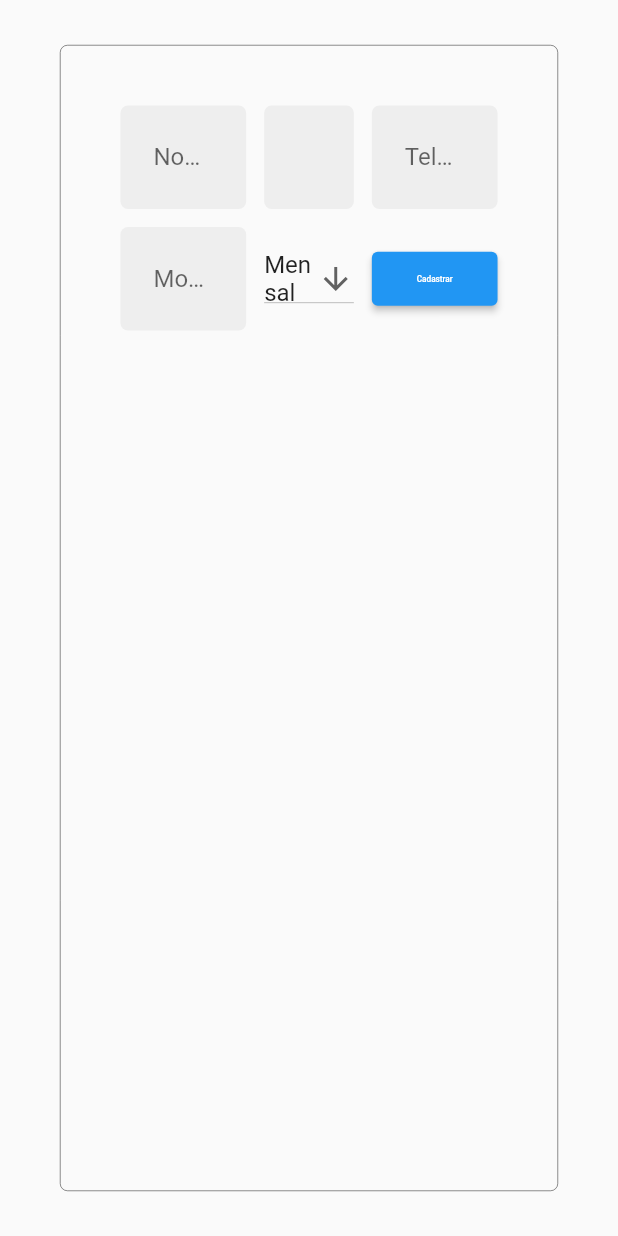
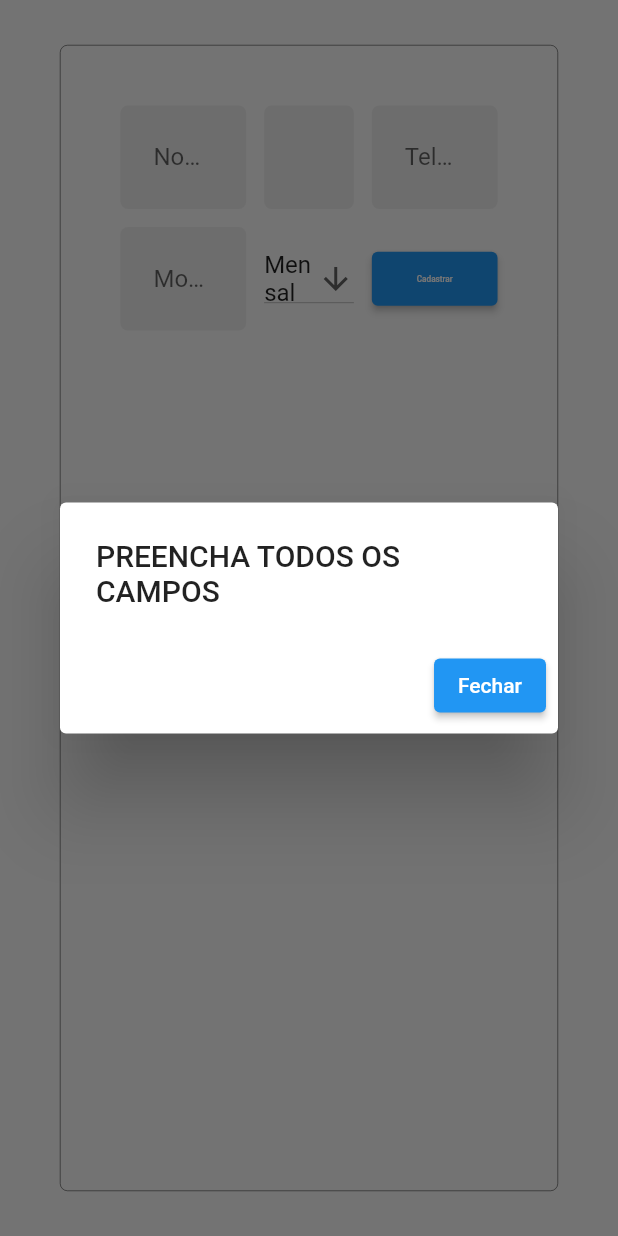
Before and after one commit to aplicativoibuild/ibuild_dash, a Flutter app: the NewSubscribersWidget widget shown alone on an empty page, opened directly, after a tap on "Cadastrar", on a phone screen of 412 x 824 dp. Run offline on Flutter 3.47's test engine with Material 2 defaults, Android fonts, the phone set to English and light mode, and no system bars; our stand-ins replace cloud_firestore, equatable, firebase_auth, firebase_core, fl_chart, mobx and 1 more; accounts and stored records are empty; generated files the repository leaves out were written again; network calls fail.

Commit message:
[Lo] Alteracoes

```diff
--- /dev/null
+++ b/lib/src/ui/external_subscribers/data/model/subscribers_model.dart
@@ -0,0 +1,43 @@
+import 'dart:developer';
+
+import 'package:cloud_firestore/cloud_firestore.dart';
+import 'package:equatable/equatable.dart';
+
+class SubscribersModel extends Equatable {
+  final String nome;
+  final String email;
+  final String modeloTelefone;
+  final String telefone;
+  final Timestamp? dataExpirar;
+
+  const SubscribersModel(
+      {required this.nome,
+      required this.email,
+      required this.modeloTelefone,
+      required this.telefone,
+      required this.dataExpirar});
+
+  factory SubscribersModel.fromJson(Map<String, dynamic> json) {
+    log(json.toString());
+    return SubscribersModel(
+      nome: json['nome'] ?? "",
+      email: json['email'] ?? "",
+      modeloTelefone: json['modeloTelefone'] ?? "",
+      telefone: json['telefone'] ?? "",
+      dataExpirar: json['dataExpirar'],
+    );
+  }
+
+  Map<String, dynamic> toJson() {
+    return {
+      "nome": nome,
+      "email": email,
+      "telefone": telefone,
+      "modeloTelefone": modeloTelefone,
+      "dataExpirar": dataExpirar
+    };
+  }
+
+  @override
+  List<Object?> get props => throw UnimplementedError();
+}
--- a/lib/src/ui/external_subscribers/presentation/widgets/cards/params/subscribers_cards_params.dart
+++ b/lib/src/ui/external_subscribers/presentation/widgets/cards/params/subscribers_cards_params.dart
@@ -12,7 +12,7 @@ class SubscribersCardParams extends Equatable {
   final String title;
 
   /// Titulo do Card
-  final String number;
+  final int number;
 
   /// Função ao clicar no Card
   final VoidCallback onTap;
--- a/lib/src/ui/external_subscribers/presentation/widgets/cards/subscribers_card_widget.dart
+++ b/lib/src/ui/external_subscribers/presentation/widgets/cards/subscribers_card_widget.dart
@@ -33,10 +33,10 @@ class _SubscribersCardWidgetState extends State<SubscribersCardWidget> {
                         TextStyle(fontSize: 4.sp, fontWeight: FontWeight.w500),
                   ),
                   if (widget.params.icon != null) ...[
-                    Icon(widget.params.icon, size: 80)
+                    Icon(widget.params.icon, size: 70)
                   ] else ...[
                     Text(
-                      widget.params.number,
+                      widget.params.number.toString(),
                       textAlign: TextAlign.center,
                       style: TextStyle(
                           fontSize: 7.sp, fontWeight: FontWeight.w500),
--- a/lib/src/ui/external_subscribers/presentation/widgets/new_subscribers/new_subscribers_widget.dart
+++ b/lib/src/ui/external_subscribers/presentation/widgets/new_subscribers/new_subscribers_widget.dart
@@ -1,6 +1,9 @@
+import 'package:cloud_firestore/cloud_firestore.dart';
 import 'package:flutter/material.dart';
 import 'package:sizer/sizer.dart';
 
+import '../../../data/model/subscribers_model.dart';
+import '../../../data/subscribers_datasource.dart';
 import '../subscribers_text_field_widget.dart';
 
 class NewSubscribersWidget extends StatefulWidget {
@@ -13,6 +16,11 @@ class NewSubscribersWidget extends StatefulWidget {
 class _NewSubscribersWidgetState extends State<NewSubscribersWidget> {
   final List<String> list = <String>['Mensal', 'Trimestral', 'Anual'];
   String dropdownValue = 'Mensal';
+  final TextEditingController _controllerName = TextEditingController();
+  final TextEditingController _controllerEmail = TextEditingController();
+  final TextEditingController _controllerTelefone = TextEditingController();
+  final TextEditingController _controllerModeloTelefone =
+      TextEditingController();
 
   @override
   Widget build(BuildContext context) {
@@ -25,22 +33,28 @@ class _NewSubscribersWidgetState extends State<NewSubscribersWidget> {
       child: Column(
         children: [
           Row(
-            children: const [
-              Expanded(child: SubscribersTextFieldWidget(label: "Nome")),
+            children: [
+              Expanded(
+                  child: SubscribersTextFieldWidget(
+                      controller: _controllerName, label: "Nome")),
               Expanded(
                   child: Padding(
-                padding: EdgeInsets.symmetric(horizontal: 12.0),
-                child: SubscribersTextFieldWidget(label: "E-mail"),
+                padding: const EdgeInsets.symmetric(horizontal: 12.0),
+                child: SubscribersTextFieldWidget(
+                    controller: _controllerEmail, label: "E-mail"),
               )),
-              Expanded(child: SubscribersTextFieldWidget(label: "Telefone")),
+              Expanded(
+                  child: SubscribersTextFieldWidget(
+                      controller: _controllerTelefone, label: "Telefone")),
             ],
           ),
           Padding(
             padding: const EdgeInsets.symmetric(vertical: 12.0),
             child: Row(children: [
-              const Expanded(
-                  child:
-                      SubscribersTextFieldWidget(label: "Modelo do Telefone")),
+              Expanded(
+                  child: SubscribersTextFieldWidget(
+                      controller: _controllerModeloTelefone,
+                      label: "Modelo do Telefone")),
               Expanded(
                   child: Padding(
                 padding: const EdgeInsets.symmetric(horizontal: 12.0),
@@ -64,7 +78,69 @@ class _NewSubscribersWidgetState extends State<NewSubscribersWidget> {
               )),
               Expanded(
                 child: ElevatedButton(
-                    onPressed: () {},
+                    onPressed: () async {
+                      if (_controllerName.text.isNotEmpty &&
+                          _controllerEmail.text.isNotEmpty &&
+                          _controllerModeloTelefone.text.isNotEmpty &&
+                          _controllerTelefone.text.isNotEmpty) {
+                        Timestamp time;
+                        if (dropdownValue.toString() == 'Mensal') {
+                          time = Timestamp.fromDate(
+                              DateTime.now().add(const Duration(days: 30)));
+                        } else if (dropdownValue.toString() == 'Trimestral') {
+                          time = Timestamp.fromDate(
+                              DateTime.now().add(const Duration(days: 90)));
+                        } else {
+                          time = Timestamp.fromDate(
+                              DateTime.now().add(const Duration(days: 360)));
+                        }
+
+                        await SubscribersDataSource()
+                            .setSubscribers(SubscribersModel(
+                                nome: _controllerName.text,
+                                email: _controllerEmail.text,
+                                modeloTelefone: _controllerModeloTelefone.text,
+                                telefone: _controllerTelefone.text,
+                                dataExpirar: time))
+                            .then((value) => showDialog(
+                                context: context,
+                                builder: (BuildContext context) {
+                                  // retorna um objeto do tipo Dialog
+                                  return AlertDialog(
+                                    title: Text(value
+                                        ? 'CADASTRADO COM SUCESSO'
+                                        : 'FALHA AO CADASTRAR USUARIO. (USUÁRIO NÃO TEM CADASTRO)'),
+                                    actions: <Widget>[
+                                      // define os botões na base do dialogo
+                                      ElevatedButton(
+                                        child: const Text("Fechar"),
+                                        onPressed: () {
+                                          Navigator.of(context).pop();
+                                        },
+                                      ),
+                                    ],
+                                  );
+                                }));
+                      } else {
+                        showDialog(
+                            context: context,
+                            builder: (BuildContext context) {
+                              // retorna um objeto do tipo Dialog
+                              return AlertDialog(
+                                title: const Text('PREENCHA TODOS OS CAMPOS'),
+                                actions: <Widget>[
+                                  // define os botões na base do dialogo
+                                  ElevatedButton(
+                                    child: const Text("Fechar"),
+                                    onPressed: () {
+                                      Navigator.of(context).pop();
+                                    },
+                                  ),
+                                ],
+                              );
+                            });
+                      }
+                    },
                     child: Padding(
                       padding: const EdgeInsets.all(8.0),
                       child: Center(
@@ -78,8 +154,4 @@ class _NewSubscribersWidgetState extends State<NewSubscribersWidget> {
       ),
     );
   }
-
-  DropdownMenuItem _returnDropDownMenuItem(String text) {
-    return DropdownMenuItem(child: Text(text));
-  }
 }
```
Also changed, not shown: lib/shared/exchange_animation_widget.dart (added, +76 -0 lines), lib/src/ui/external_subscribers/data/subscribers_datasource.dart (added, +64 -0 lines), lib/src/ui/external_subscribers/presentation/pages/external_subscribers_page.dart (+53 -13 lines).
